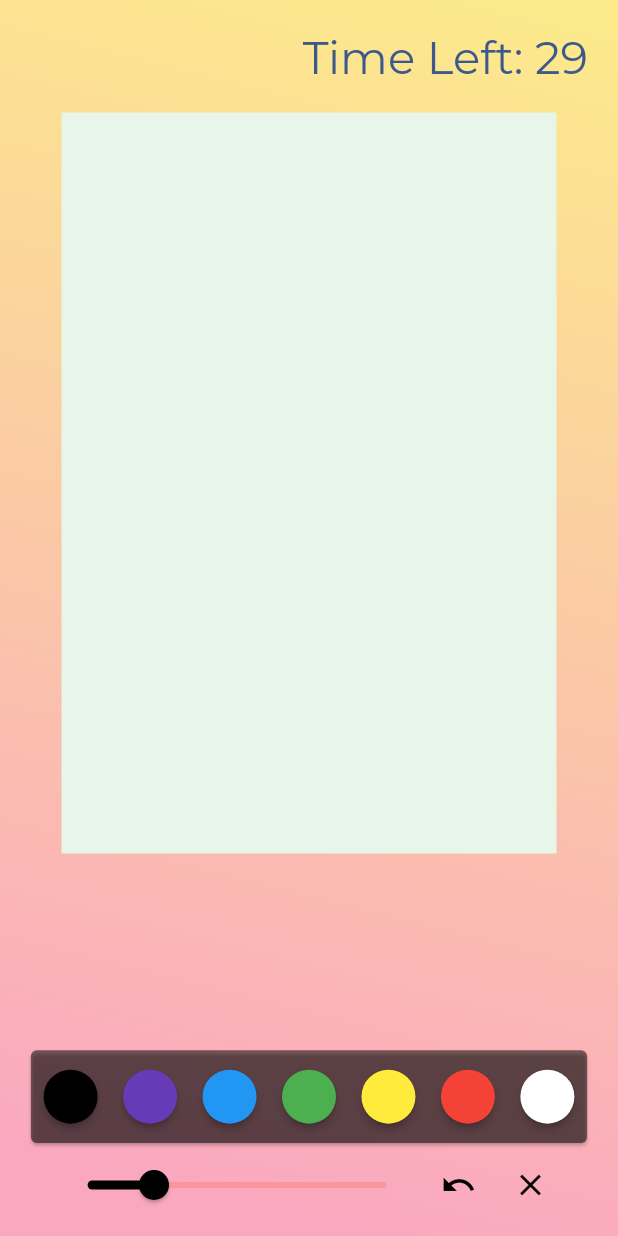
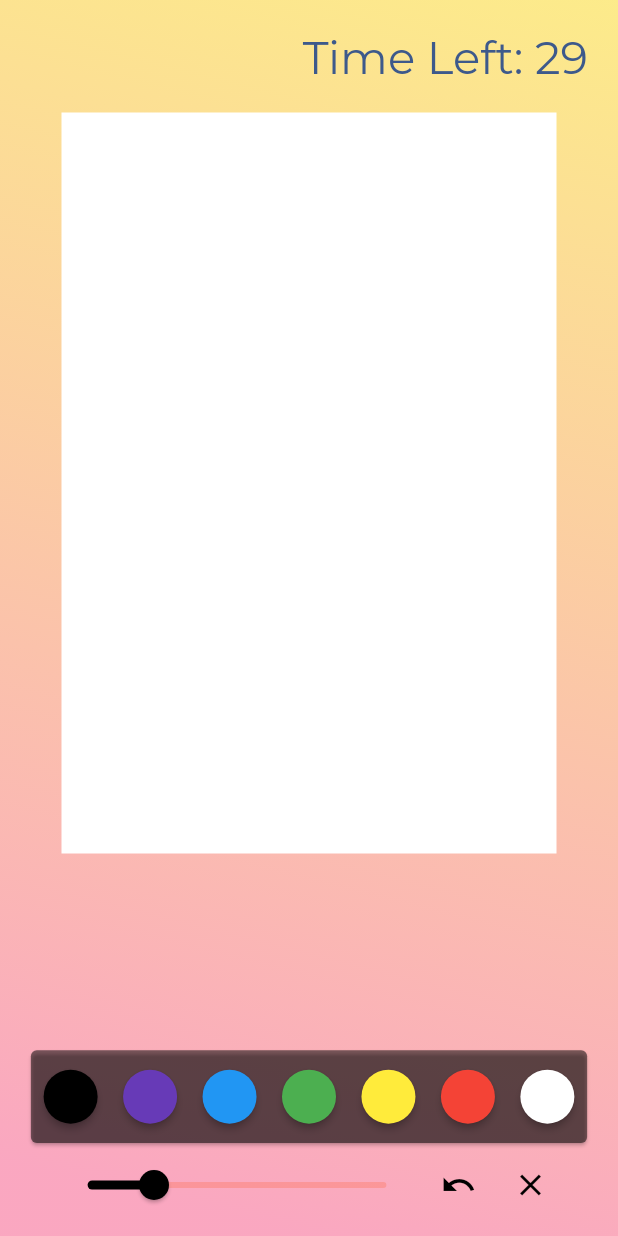
Before and after one commit to nachiketingle/new_hack_who_this, a Flutter app: the CreateSketch screen opened by its route, on a phone screen of 412 x 824 dp. Run offline on Flutter 3.47's test engine with Material 2 defaults, Android fonts, the phone set to English and light mode, and no system bars; our stand-ins replace carousel_slider, flutter_dotenv, flutter_spinkit; missing offline and left inert: dart:ffi, flutter_pusher, keyboard_visibility, particles_flutter; accounts and stored records are empty.

Commit message:
Changed drawing canvas background color from green to white

```diff
--- a/lib/CustomWidgets/SketchCanvas.dart
+++ b/lib/CustomWidgets/SketchCanvas.dart
@@ -121,7 +121,7 @@ class SketchCanvasState extends State<SketchCanvas> {
         child: Container(
           height: height * 1.0,
           width: width * 1.0,
-          color: Colors.green[50],
+          color: Colors.white,
         ),
       ),
     );
```
